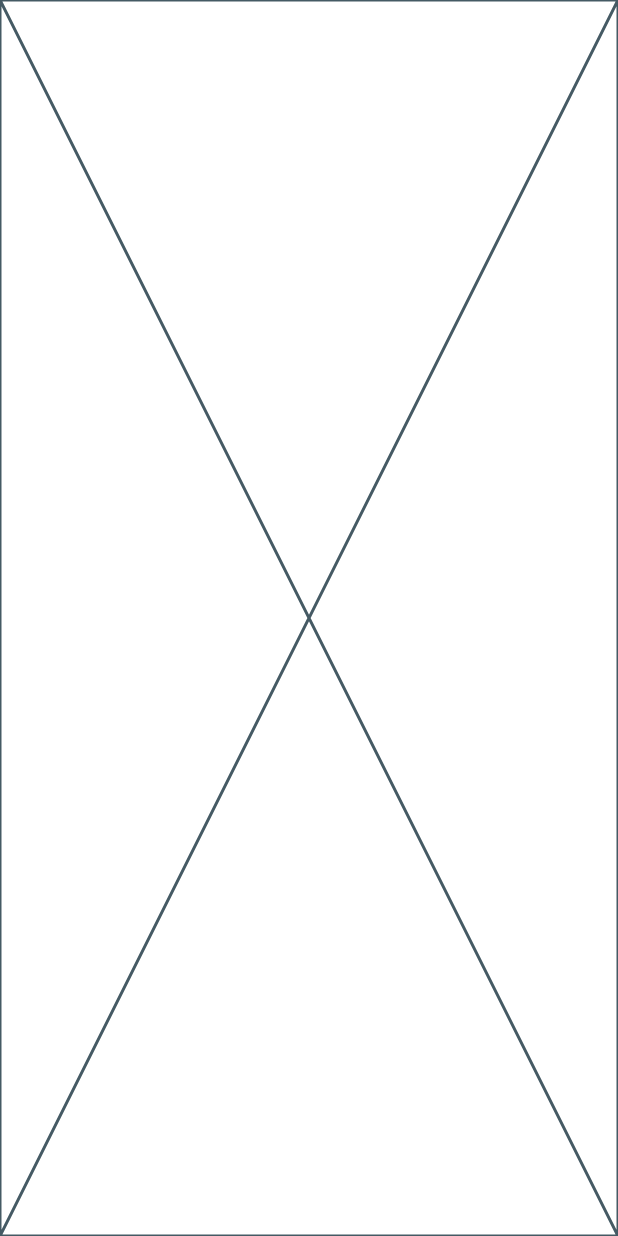
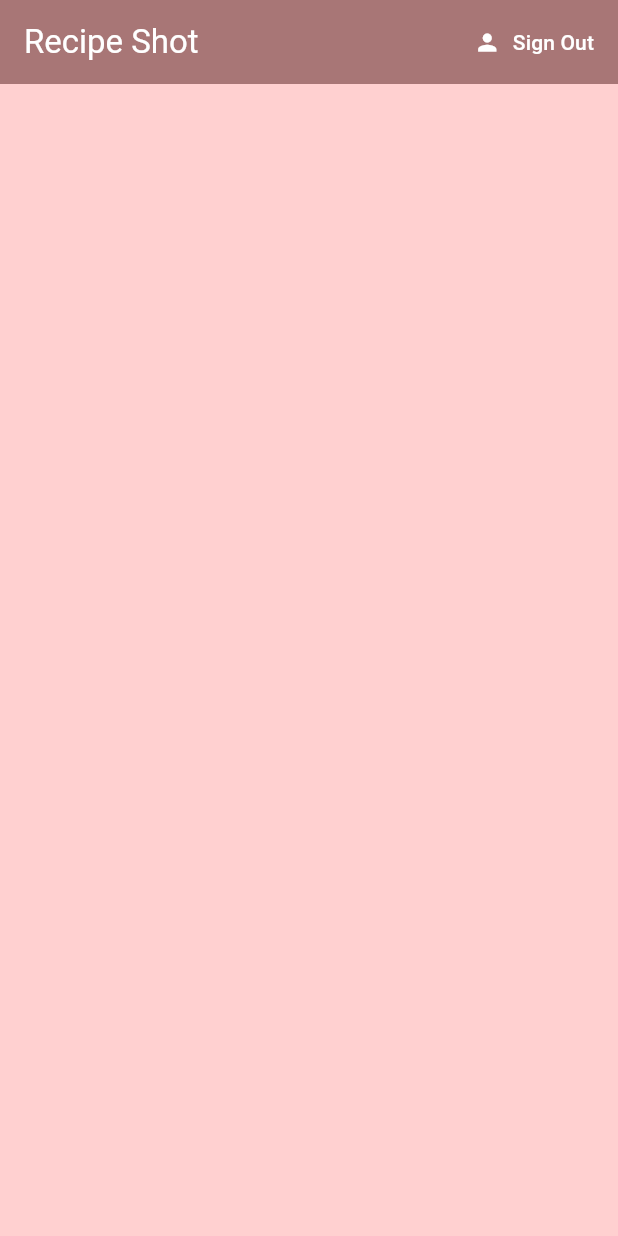
Before and after one commit to Zer0-01/Flutter-Recipe-Shot, a Flutter app: the screen it shows once a user with an empty profile is signed in, on a phone screen of 412 x 824 dp. Run offline on Flutter 3.47's test engine with Material 3 defaults, Android fonts, the phone set to English and light mode, and no system bars; our stand-ins replace firebase_auth, firebase_core; accounts and stored records are empty; network calls fail.

Commit message:
feat: Sign Out

```diff
--- a/lib/screens/home/home.dart
+++ b/lib/screens/home/home.dart
@@ -1,10 +1,35 @@
 import 'package:flutter/material.dart';
+import 'package:flutter_recipe_shot/constants/constants.dart';
+import 'package:flutter_recipe_shot/services/auth_service.dart';
 
 class Home extends StatelessWidget {
   const Home({super.key});
 
   @override
   Widget build(BuildContext context) {
-    return const Placeholder();
+    final AuthService _authService = AuthService();
+    return Scaffold(
+      backgroundColor: secondary,
+      appBar: AppBar(
+        title: const Text(
+          'Recipe Shot',
+          style: TextStyle(color: text),
+        ),
+        backgroundColor: primary,
+        elevation: 0.0,
+        actions: [
+          TextButton.icon(
+            onPressed: () async {
+              await _authService.signOut();
+            },
+            label: Text(
+              'Sign Out',
+            ),
+            icon: Icon(Icons.person),
+            style: TextButton.styleFrom(foregroundColor: text),
+          ),
+        ],
+      ),
+    );
   }
 }
```
Also changed, not shown: lib/services/auth_service.dart (+9 -0 lines).
